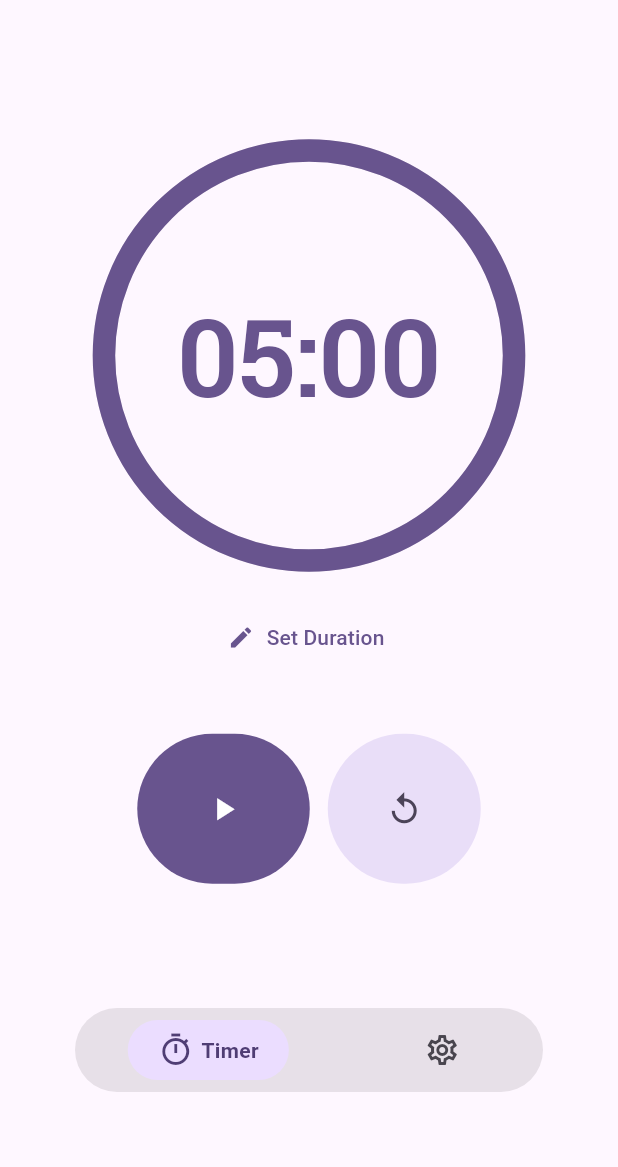
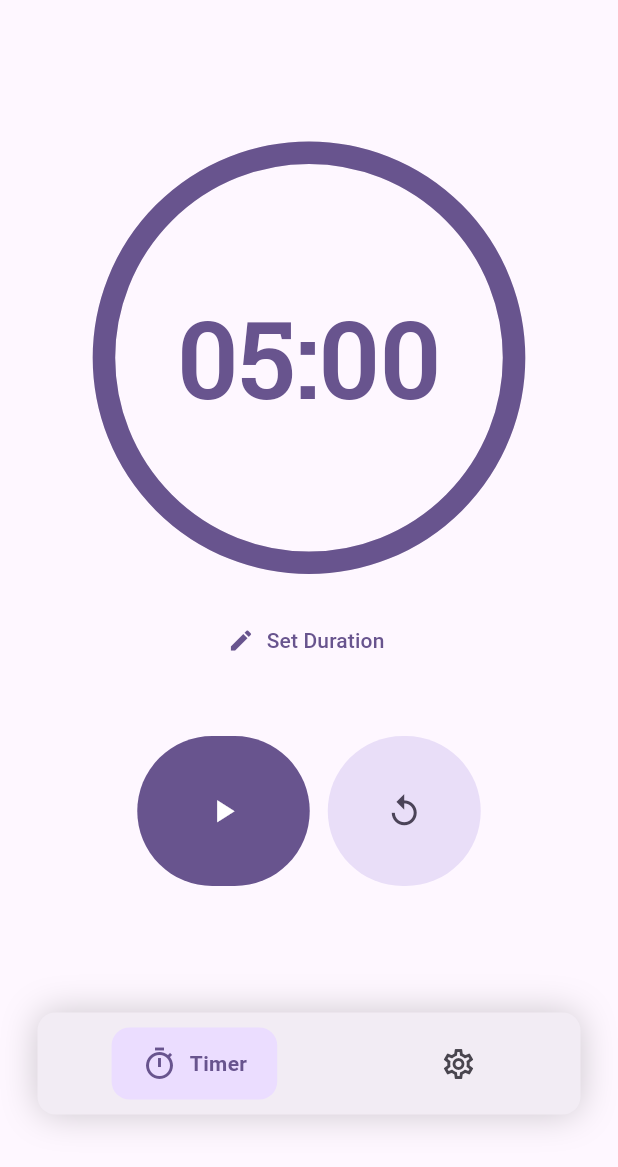
Before and after one commit to Abdogouhmad/Rakiz, a Flutter app: the screen it shows after launch, on a phone screen of 412 x 824 dp, the part 69-1236 px from its top. Run offline on Flutter 3.47's test engine with Material 3 defaults, Android fonts, the phone set to English and light mode, and no system bars; drawn by our look-alikes of dynamic_color, google_nav_bar, percent_indicator; our stand-ins replace flutter_local_notifications, font_awesome_flutter, google_fonts, package_info_plus, shared_preferences, timezone; missing offline and left inert: android_alarm_manager_plus, flutter_ringtone_player.

Commit message:
0.2.4
removed of build version and navbar is updated

rotation util is added yet not going to be used so far

````diff
--- /dev/null
+++ b/lib/core/rotation.dart
@@ -0,0 +1,45 @@
+import 'package:flutter/material.dart';
+
+// --- THE REUSABLE COMPONENT ---
+
+/// A widget that switches between two distinct layouts based on the device's orientation.
+///
+/// This widget uses [OrientationBuilder] to detect the current orientation
+/// and renders either the [portrait] widget or the [landscape] widget accordingly.
+///
+/// Example usage:
+/// ```dart
+/// RotationHandler(
+///   portrait: Column(children: [ ... ]),
+///   landscape: Row(children: [ ... ]),
+/// )
+/// ```
+class RotationHandler extends StatelessWidget {
+  /// The widget to display when the device is in portrait mode.
+  final Widget portrait;
+
+  /// The widget to display when the device is in landscape mode.
+  final Widget landscape;
+
+  /// Creates a [RotationHandler] widget.
+  ///
+  /// Both [portrait] and [landscape] arguments are required.
+  const RotationHandler({
+    super.key,
+    required this.portrait,
+    required this.landscape,
+  });
+
+  @override
+  Widget build(BuildContext context) {
+    return OrientationBuilder(
+      builder: (context, orientation) {
+        if (orientation == Orientation.portrait) {
+          return portrait;
+        } else {
+          return landscape;
+        }
+      },
+    );
+  }
+}
--- a/lib/home.dart
+++ b/lib/home.dart
@@ -1,7 +1,7 @@
 import 'package:flutter/material.dart';
 import 'package:google_fonts/google_fonts.dart';
 import 'package:rakiz/ui/custom_text.dart';
-import 'package:rakiz/ui/navigation.dart';
+import 'package:rakiz/ui/navbar.dart';
 import 'package:rakiz/screens/timer/screen.dart';
 import 'package:rakiz/screens/setting/screen.dart';
 
@@ -59,7 +59,7 @@ class _MyHomePageState extends State<MyHomePage> {
           ],
         ),
       ),
-      bottomNavigationBar: ModernBottomNavBar(
+      bottomNavigationBar: Navbar(
         items: _navItems,
         currentIndex: _currentIndex,
         onItemSelected: (index) {
--- a/lib/main.dart
+++ b/lib/main.dart
@@ -3,6 +3,7 @@ import 'package:dynamic_color/dynamic_color.dart';
 import 'package:rakiz/home.dart';
 import 'package:rakiz/screens/timer/service/alarm.dart';
 import 'package:rakiz/screens/setting/service/appinfo.dart';
+import 'package:flutter/services.dart';
 
 final GlobalKey<NavigatorState> rootNavigatorKey = GlobalKey<NavigatorState>();
 
@@ -29,6 +30,10 @@ class _MyAppState extends State<MyApp> {
 
   @override
   Widget build(BuildContext context) {
+    SystemChrome.setPreferredOrientations([
+      DeviceOrientation.portraitUp,
+      DeviceOrientation.portraitDown,
+    ]);
     return DynamicColorBuilder(
       builder: (lightDynamic, darkDynamic) {
         const seed = Colors.deepPurple;
--- a/lib/screens/setting/service/appinfo.dart
+++ b/lib/screens/setting/service/appinfo.dart
@@ -11,7 +11,7 @@ class Appinfo {
     if (_initialized) return;
 
     final pkg = await PackageInfo.fromPlatform();
-    _version = '${pkg.version}+${pkg.buildNumber}';
+    _version = pkg.version;
     _appname = pkg.appName;
     _initialized = true;
   }
--- /dev/null
+++ b/lib/ui/navbar.dart
@@ -0,0 +1,118 @@
+import 'package:flutter/material.dart';
+import 'package:google_nav_bar/google_nav_bar.dart';
+import 'package:rakiz/core/context.dart';
+
+class NavBarItem {
+  final Widget icon;
+  final Widget activeIcon;
+  final String label;
+  final Widget screen;
+
+  NavBarItem({
+    required this.icon,
+    required this.activeIcon,
+    required this.label,
+    required this.screen,
+  });
+}
+
+class Navbar extends StatelessWidget {
+  final List<NavBarItem> items;
+  final Function(int) onItemSelected;
+  final int currentIndex;
+
+  const Navbar({
+    super.key,
+    required this.items,
+    required this.onItemSelected,
+    required this.currentIndex,
+  });
+
+  @override
+  Widget build(BuildContext context) {
+    final colorScheme = context.colorScheme;
+    final isDark = context.isDarkMode;
+
+    // Define colors based on theme mode
+    final tabBkcolor = isDark
+        ? colorScheme.surface.withValues(alpha: 0.5)
+        : colorScheme.primaryContainer;
+
+    final activeColor = isDark ? colorScheme.onPrimaryContainer : colorScheme.primary;
+    final inactiveColor = colorScheme.onSurfaceVariant;
+
+    return Padding(
+      // Move the navbar up slightly and give it side margins for the "floating" look
+      padding: const EdgeInsets.fromLTRB(25, 0, 25, 35),
+      child: Container(
+        decoration: BoxDecoration(
+          color: colorScheme.surfaceContainer, // Material 3 compliant background
+          borderRadius: BorderRadius.circular(12), // Rounded edges
+          boxShadow: [
+            BoxShadow(
+              blurRadius: 20,
+              // Using a standard subtle shadow
+              color: colorScheme.shadow.withValues(alpha: 0.2),
+            ),
+          ],
+        ),
+        child: SafeArea(
+          bottom: false,
+          child: Padding(
+            padding: const EdgeInsets.symmetric(horizontal: 5.0, vertical: 10),
+            child: GNav(
+              // Centers the tabs to reduce excessive spacing between them
+              mainAxisAlignment: MainAxisAlignment.spaceAround,
+
+              rippleColor: colorScheme.primaryContainer.withValues(alpha: 0.5),
+              hoverColor: colorScheme.secondaryContainer.withValues(alpha: 0.5),
+
+              gap: 8,
+
+              // These apply to the text and default icon, but we use them
+              // to guide our custom IconTheme below as well.
+              activeColor: activeColor,
+              color: inactiveColor, // Inactive color
+              tabBorderRadius: 12,
+              iconSize: 24,
+              padding: const EdgeInsets.symmetric(horizontal: 20, vertical: 12),
+              duration: const Duration(milliseconds: 300),
+              curve: Curves.easeInSine,
+
+              tabBackgroundColor: tabBkcolor,
+
+              selectedIndex: currentIndex,
+              onTabChange: onItemSelected,
+
+              tabs: items.asMap().entries.map((entry) {
+                final int idx = entry.key;
+                final NavBarItem item = entry.value;
+                final bool isActive = idx == currentIndex;
+
+                return GButton(
+                  // We must provide an icon, but we hide it to use 'leading'
+                  icon: Icons.circle_sharp,
+                  iconSize: 0,
+
+                  // Wrap custom widgets in IconTheme to enforce color changes
+                  leading: IconTheme(
+                    data: IconThemeData(
+                      color: isActive ? activeColor : inactiveColor,
+                      size: 24,
+                    ),
+                    child: SizedBox(
+                      width: 24,
+                      height: 24,
+                      child: isActive ? item.activeIcon : item.icon,
+                    ),
+                  ),
+                  text: item.label,
+                );
+              }).toList(),
+            ),
+          ),
+        ),
+      ),
+    );
+  }
+}
--- a/lib/ui/navigation.dart
+++ /dev/null
@@ -1,90 +0,0 @@
-import 'package:flutter/material.dart';
-import 'package:rakiz/core/context.dart';
-
-class NavBarItem {
-  final Widget icon;
-  final Widget activeIcon;
-  final String label;
-  final Widget screen;
-
-  NavBarItem({
-    required this.icon,
-    required this.activeIcon,
-    required this.label,
-    required this.screen,
-  });
-}
-
-class ModernBottomNavBar extends StatelessWidget {
-  final List<NavBarItem> items;
-  final Function(int) onItemSelected;
-  final int currentIndex;
-
-  const ModernBottomNavBar({
-    super.key,
-    required this.items,
-    required this.onItemSelected,
-    required this.currentIndex,
-  });
-
-  @override
-  Widget build(BuildContext context) {
-    final colorScheme = context.colorScheme;
-
-    return Container(
-      margin: const EdgeInsets.fromLTRB(50, 0, 50, 50),
-      padding: const EdgeInsets.symmetric(vertical: 8),
-      decoration: BoxDecoration(
-        color: colorScheme.surfaceContainerHighest,
-        borderRadius: BorderRadius.circular(100),
-      ),
-      child: Row(
-        mainAxisAlignment: MainAxisAlignment.spaceAround,
-        children: List.generate(items.length, (index) {
-          final isSelected = currentIndex == index;
-          return GestureDetector(
-            onTap: () => onItemSelected(index),
-            behavior: HitTestBehavior.opaque,
-            child: AnimatedContainer(
-              duration: const Duration(milliseconds: 300),
-              curve: Curves.easeInOut,
-              padding: const EdgeInsets.symmetric(horizontal: 20, vertical: 8),
-              decoration: BoxDecoration(
-                color: isSelected
-                    ? colorScheme.primaryContainer
-                    : Colors.transparent,
-                borderRadius: BorderRadius.circular(100),
-              ),
-              child: Row(
-                children: [
-                  IconTheme(
-                    data: IconThemeData(
-                      color: isSelected
-                          ? colorScheme.onPrimaryContainer
-                          : colorScheme.onSurfaceVariant,
-                      size: 24,
-                    ),
-                    child: isSelected
-                        ? items[index].activeIcon
-                        : items[index].icon,
-                  ),
-                  if (isSelected)
-                    Padding(
-                      padding: const EdgeInsets.only(left: 5.0),
-                      child: Text(
-                        items[index].label,
-                        style: TextStyle(
-                          color: colorScheme.onPrimaryContainer,
-                          fontWeight: FontWeight.bold,
-                        ),
-                      ),
-                    ),
-                ],
-              ),
-            ),
-          );
-        }),
-      ),
-    );
-  }
-}
--- a/pubspec.yaml
+++ b/pubspec.yaml
@@ -17,7 +17,7 @@ publish_to: 'none' # Remove this line if you wish to publish to pub.dev
 # https://developer.apple.com/library/archive/documentation/General/Reference/InfoPlistKeyReference/Articles/CoreFoundationKeys.html
 # In Windows, build-name is used as the major, minor, and patch parts
 # of the product and file versions while build-number is used as the build suffix.
-version: 0.2.2+262901
+version: 0.2.4
 
 environment:
   sdk: ^3.10.4
@@ -47,6 +47,7 @@ dependencies:
   font_awesome_flutter: ^10.12.0
   package_info_plus: ^9.0.0
   url_launcher: ^6.3.2
+  google_nav_bar: ^5.0.7
 
 dev_dependencies:
   flutter_test:
````
Also changed, not shown: pubspec.lock.
